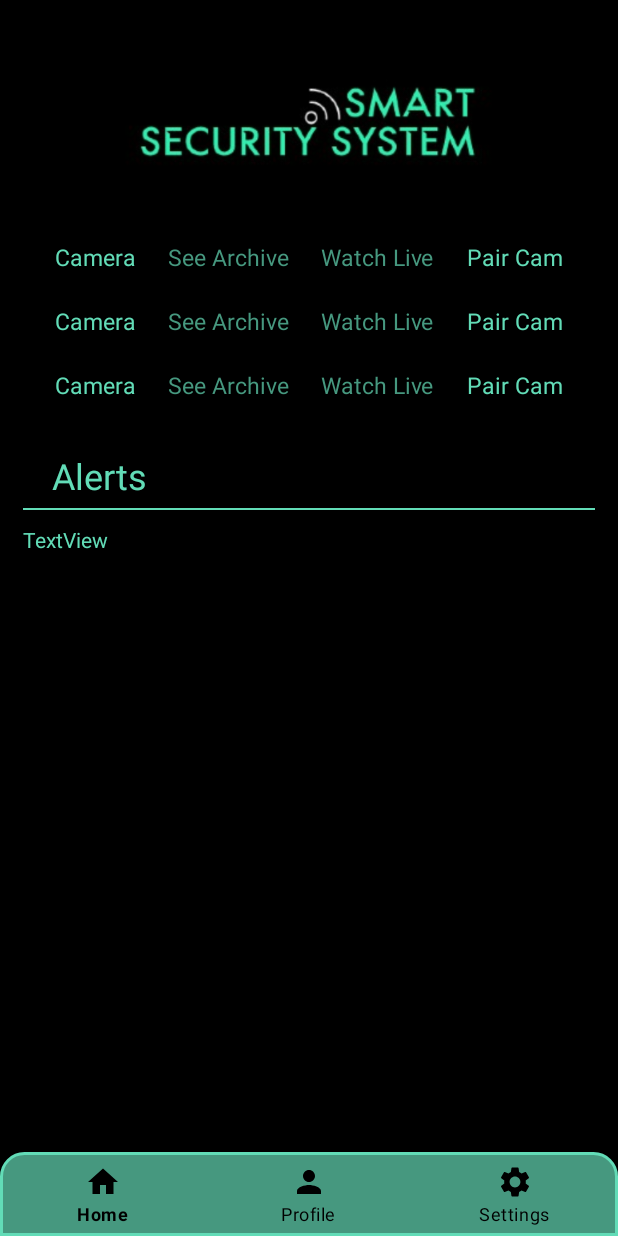
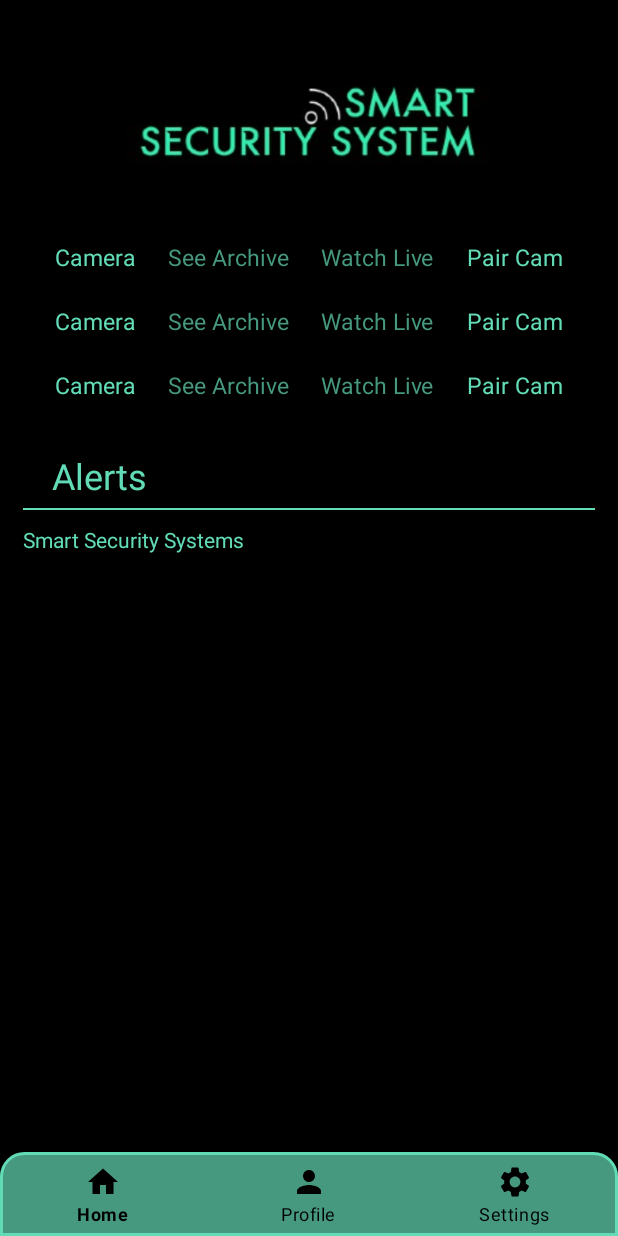
Before and after one commit to baransolmaz/Smart_Security_Systems, an Android app: the HomeActivity screen opened directly, with no data from a screen before it, on a phone screen of 412 x 824 dp. Run offline under Robolectric (Android 15) with nearby library versions, the phone set to English and light mode, and no system bars; our stand-ins replace Firebase (no records; nobody signed in at launch, a user with empty details on screens opened directly).

Commit message:
Update Layouts

```diff
--- a/app/src/main/res/layout/activity_archive.xml
+++ b/app/src/main/res/layout/activity_archive.xml
@@ -8,7 +8,7 @@
     android:background="@color/black">
 
     <ImageView
-        android:id="@+id/imageView"
+        android:id="@+id/logo"
         android:layout_width="0dp"
         android:layout_height="120dp"
         android:layout_marginTop="20dp"
@@ -29,7 +29,7 @@
         app:layout_constraintBottom_toBottomOf="parent"
         app:layout_constraintEnd_toEndOf="parent"
         app:layout_constraintStart_toStartOf="parent"
-        app:layout_constraintTop_toBottomOf="@+id/imageView"></LinearLayout>
+        app:layout_constraintTop_toBottomOf="@+id/logo"></LinearLayout>
 
 
 </androidx.constraintlayout.widget.ConstraintLayout>
--- a/app/src/main/res/layout/activity_camera.xml
+++ b/app/src/main/res/layout/activity_camera.xml
@@ -8,7 +8,7 @@
     android:background="@color/black">
 
     <ImageView
-        android:id="@+id/imageView"
+        android:id="@+id/logo"
         android:layout_width="0dp"
         android:layout_height="120dp"
         android:layout_marginTop="-10dp"
@@ -112,7 +112,7 @@
         app:layout_constraintBottom_toBottomOf="parent"
         app:layout_constraintEnd_toEndOf="parent"
         app:layout_constraintStart_toStartOf="parent"
-        app:layout_constraintTop_toBottomOf="@+id/imageView">
+        app:layout_constraintTop_toBottomOf="@+id/logo">
 
     </SurfaceView>
 
--- a/app/src/main/res/layout/activity_home.xml
+++ b/app/src/main/res/layout/activity_home.xml
@@ -8,7 +8,7 @@
     tools:context=".HomeActivity">
 
     <ImageView
-        android:id="@+id/imageView"
+        android:id="@+id/logo"
         android:layout_width="0dp"
         android:layout_height="120dp"
         android:layout_marginTop="20dp"
@@ -57,7 +57,7 @@
         android:orientation="vertical"
         app:layout_constraintEnd_toEndOf="parent"
         app:layout_constraintStart_toStartOf="parent"
-        app:layout_constraintTop_toBottomOf="@+id/imageView">
+        app:layout_constraintTop_toBottomOf="@+id/logo">
 
         <LinearLayout
             android:id="@+id/area_cam1"
@@ -141,10 +141,13 @@
                 android:layout_marginTop="5dp"
                 android:layout_marginRight="10dp"
                 android:layout_marginBottom="5dp"
+                android:clickable="true"
                 android:text="@string/str_pair"
                 android:textAlignment="center"
                 android:textColor="@color/light_cyan"
-                android:textSize="15sp" />
+                android:textSize="15sp"
+                tools:ignore="TouchTargetSizeCheck,DuplicateSpeakableTextCheck"
+                android:focusable="true" />
 
         </LinearLayout>
 
@@ -389,7 +392,7 @@
                 android:id="@+id/textView8"
                 android:layout_width="match_parent"
                 android:layout_height="wrap_content"
-                android:text="TextView"
+                android:text="@string/app_name"
                 android:textColor="@color/light_cyan" />
         </LinearLayout>
     </ScrollView>
--- a/app/src/main/res/layout/activity_monitor.xml
+++ b/app/src/main/res/layout/activity_monitor.xml
@@ -8,7 +8,7 @@
     android:background="@color/black">
 
     <ImageView
-        android:id="@+id/imageView"
+        android:id="@+id/logo"
         android:layout_width="0dp"
         android:layout_height="120dp"
         android:layout_marginTop="20dp"
@@ -86,7 +86,7 @@
         app:layout_constraintBottom_toTopOf="@+id/mon_prev"
         app:layout_constraintEnd_toEndOf="parent"
         app:layout_constraintStart_toStartOf="parent"
-        app:layout_constraintTop_toBottomOf="@+id/imageView">
+        app:layout_constraintTop_toBottomOf="@+id/logo">
 
     </FrameLayout>
 
--- a/app/src/main/res/layout/activity_plan.xml
+++ b/app/src/main/res/layout/activity_plan.xml
@@ -8,7 +8,7 @@
     android:background="@color/black">
 
     <ImageView
-        android:id="@+id/imageView"
+        android:id="@+id/logo"
         android:layout_width="0dp"
         android:layout_height="120dp"
         android:layout_marginTop="20dp"
--- a/app/src/main/res/layout/activity_profile.xml
+++ b/app/src/main/res/layout/activity_profile.xml
@@ -8,7 +8,7 @@
     android:background="@color/black">
 
         <ImageView
-            android:id="@+id/imageView"
+            android:id="@+id/logo"
             android:layout_width="0dp"
             android:layout_height="120dp"
             android:layout_marginTop="20dp"
@@ -26,7 +26,7 @@
             android:contentDescription="@string/str_profile"
             app:layout_constraintEnd_toStartOf="@+id/divider2"
             app:layout_constraintStart_toStartOf="parent"
-            app:layout_constraintTop_toBottomOf="@+id/imageView"
+            app:layout_constraintTop_toBottomOf="@+id/logo"
             app:srcCompat="@drawable/profile_user_icon_cyan" />
 
         <View
@@ -38,7 +38,7 @@
             app:layout_constraintEnd_toEndOf="parent"
             app:layout_constraintHorizontal_bias="0.35"
             app:layout_constraintStart_toStartOf="parent"
-            app:layout_constraintTop_toBottomOf="@+id/imageView" />
+            app:layout_constraintTop_toBottomOf="@+id/logo" />
 
         <TextView
             android:id="@+id/profile_name"
--- a/app/src/main/res/layout/activity_separation.xml
+++ b/app/src/main/res/layout/activity_separation.xml
@@ -8,7 +8,7 @@
     android:background="@color/black">
 
     <ImageView
-        android:id="@+id/imageView"
+        android:id="@+id/logo"
         android:layout_width="341dp"
         android:layout_height="114dp"
         android:layout_marginTop="20dp"
@@ -27,7 +27,7 @@
         android:backgroundTint="@color/light_cyan"
         app:layout_constraintEnd_toEndOf="parent"
         app:layout_constraintStart_toStartOf="parent"
-        app:layout_constraintTop_toBottomOf="@+id/imageView" />
+        app:layout_constraintTop_toBottomOf="@+id/logo" />
 
     <Button
         android:id="@+id/sep_mon"
@@ -76,7 +76,7 @@
         app:layout_constraintBottom_toTopOf="@+id/divider3"
         app:layout_constraintEnd_toEndOf="parent"
         app:layout_constraintStart_toStartOf="parent"
-        app:layout_constraintTop_toBottomOf="@+id/imageView" />
+        app:layout_constraintTop_toBottomOf="@+id/logo" />
 
     <TextView
         android:id="@+id/textView2"
--- a/app/src/main/res/layout/activity_settings.xml
+++ b/app/src/main/res/layout/activity_settings.xml
@@ -8,7 +8,7 @@
     android:background="@color/black">
 
     <ImageView
-        android:id="@+id/imageView"
+        android:id="@+id/logo"
         android:layout_width="0dp"
         android:layout_height="120dp"
         android:layout_marginTop="20dp"
@@ -42,7 +42,7 @@
         app:layout_constraintBottom_toTopOf="@+id/bottom_nav_bar"
         app:layout_constraintEnd_toEndOf="parent"
         app:layout_constraintStart_toStartOf="parent"
-        app:layout_constraintTop_toBottomOf="@+id/imageView">
+        app:layout_constraintTop_toBottomOf="@+id/logo">
 
         <LinearLayout
             android:layout_width="match_parent"
--- a/app/src/main/res/layout/activity_sign_up.xml
+++ b/app/src/main/res/layout/activity_sign_up.xml
@@ -8,7 +8,7 @@
     android:background="@color/black">
 
     <ImageView
-        android:id="@+id/imageView"
+        android:id="@+id/logo"
         android:layout_width="0dp"
         android:layout_height="120dp"
         android:layout_marginTop="20dp"
```
Also changed, not shown: app/src/main/res/layout/activity_pair_cam.xml (+7 -7 lines).
